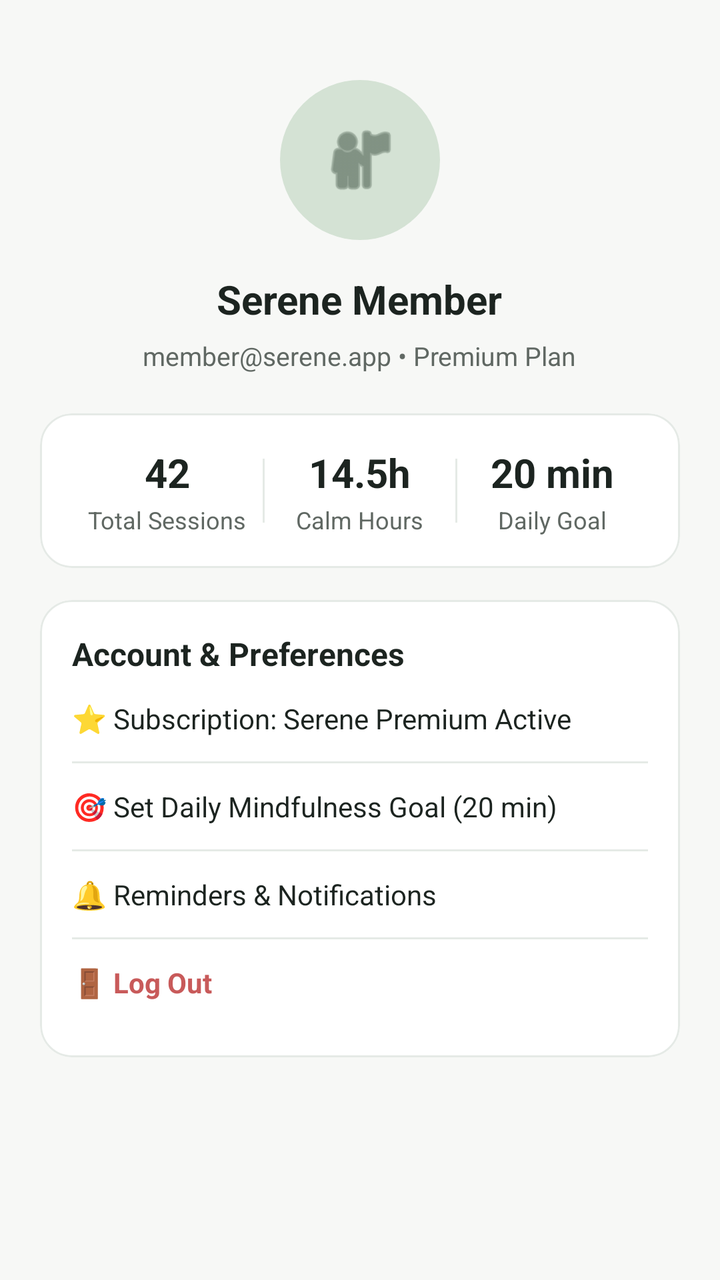
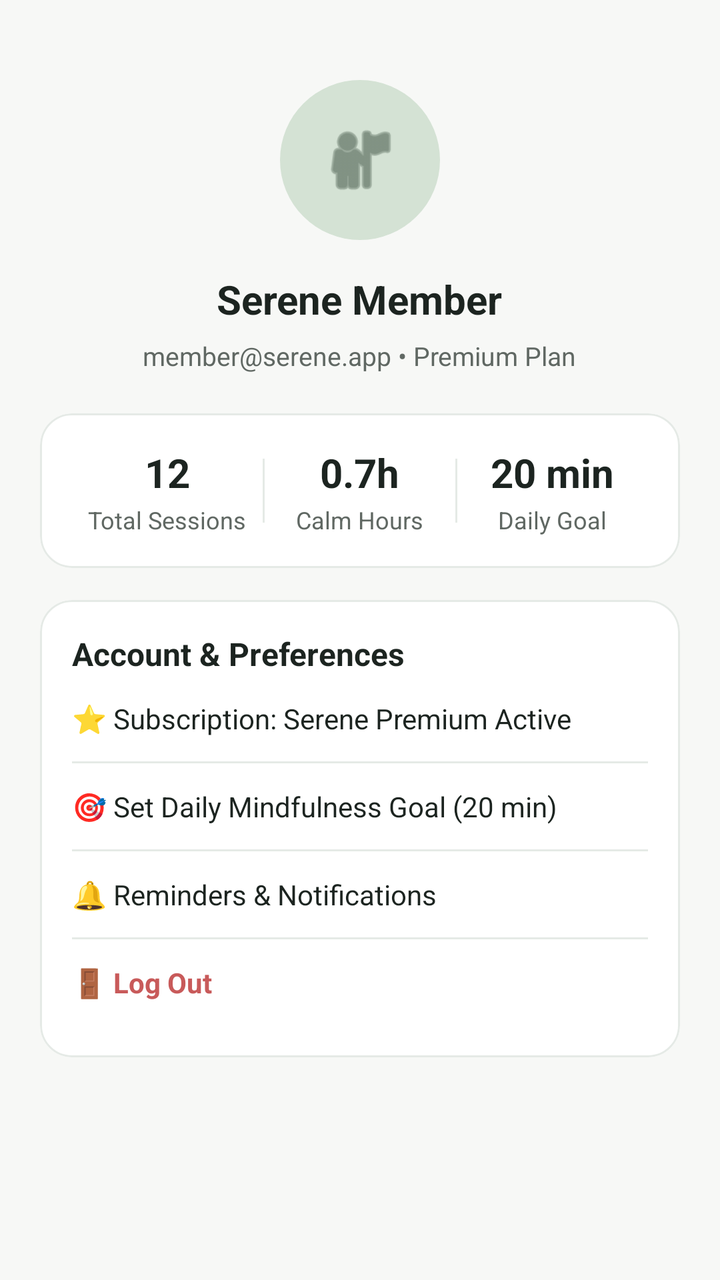

An Android layout rendered at two revisions. The XML below is the earlier revision; the diff shows what the commit changed to produce the second picture.
<!-- AndroidManifest.xml: application theme Theme.Serene -->
<!-- res/layout/fragment_profile.xml -->
<?xml version="1.0" encoding="utf-8"?>
<ScrollView xmlns:android="http://schemas.android.com/apk/res/android"
    xmlns:app="http://schemas.android.com/apk/res-auto"
    android:layout_width="match_parent"
    android:layout_height="match_parent"
    android:background="@color/serene_bg"
    android:fillViewport="true">

    <LinearLayout
        android:layout_width="match_parent"
        android:layout_height="wrap_content"
        android:orientation="vertical"
        android:padding="20dp"
        android:gravity="center_horizontal">

        
        <FrameLayout
            android:id="@+id/layoutAvatarContainer"
            android:layout_width="80dp"
            android:layout_height="80dp"
            android:layout_marginTop="20dp"
            android:background="@drawable/bg_circle_sage"
            android:backgroundTint="@color/serene_primary_container"
            android:clickable="true"
            android:focusable="true">

            <ImageView
                android:layout_width="40dp"
                android:layout_height="40dp"
                android:layout_gravity="center"
                android:contentDescription="Profile avatar"
                android:src="@android:drawable/ic_menu_myplaces"
                app:tint="@color/serene_primary" />
        </FrameLayout>

        <TextView
            android:id="@+id/tvProfileName"
            android:layout_width="wrap_content"
            android:layout_height="wrap_content"
            android:layout_marginTop="12dp"
            android:background="?attr/selectableItemBackground"
            android:clickable="true"
            android:focusable="true"
            android:paddingHorizontal="12dp"
            android:paddingVertical="4dp"
            android:text="Serene Member"
            android:textColor="@color/serene_text_primary"
            android:textSize="20sp"
            android:textStyle="bold" />

        <TextView
            android:id="@+id/tvProfileEmail"
            android:layout_width="wrap_content"
            android:layout_height="wrap_content"
            android:layout_marginTop="2dp"
            android:text="member@serene.app • Premium Plan"
            android:textColor="@color/serene_text_secondary"
            android:textSize="13sp" />

        
        <com.google.android.material.card.MaterialCardView
            android:layout_width="match_parent"
            android:layout_height="wrap_content"
            android:layout_marginTop="20dp"
            app:cardBackgroundColor="@color/serene_card_bg"
            app:cardCornerRadius="16dp"
            app:cardElevation="0dp"
            app:strokeColor="@color/serene_divider"
            app:strokeWidth="1dp">

            <LinearLayout
                android:layout_width="match_parent"
                android:layout_height="wrap_content"
                android:orientation="horizontal"
                android:padding="16dp"
                android:gravity="center">

                <LinearLayout
                    android:layout_width="0dp"
                    android:layout_height="wrap_content"
                    android:layout_weight="1"
                    android:gravity="center"
                    android:orientation="vertical">
                    <TextView android:layout_width="wrap_content" android:layout_height="wrap_content" android:text="42" android:textSize="20sp" android:textStyle="bold" android:textColor="@color/serene_text_primary"/>
                    <TextView android:layout_width="wrap_content" android:layout_height="wrap_content" android:layout_marginTop="2dp" android:text="Total Sessions" android:textSize="12sp" android:textColor="@color/serene_text_secondary"/>
                </LinearLayout>

                <View android:layout_width="1dp" android:layout_height="32dp" android:background="@color/serene_divider"/>

                <LinearLayout
                    android:layout_width="0dp"
                    android:layout_height="wrap_content"
                    android:layout_weight="1"
                    android:gravity="center"
                    android:orientation="vertical">
                    <TextView android:layout_width="wrap_content" android:layout_height="wrap_content" android:text="14.5h" android:textSize="20sp" android:textStyle="bold" android:textColor="@color/serene_text_primary"/>
                    <TextView android:layout_width="wrap_content" android:layout_height="wrap_content" android:layout_marginTop="2dp" android:text="Calm Hours" android:textSize="12sp" android:textColor="@color/serene_text_secondary"/>
                </LinearLayout>

                <View android:layout_width="1dp" android:layout_height="32dp" android:background="@color/serene_divider"/>

                <LinearLayout
                    android:layout_width="0dp"
                    android:layout_height="wrap_content"
                    android:layout_weight="1"
                    android:gravity="center"
                    android:orientation="vertical">
                    <TextView android:layout_width="wrap_content" android:layout_height="wrap_content" android:text="20 min" android:textSize="20sp" android:textStyle="bold" android:textColor="@color/serene_text_primary"/>
                    <TextView android:layout_width="wrap_content" android:layout_height="wrap_content" android:layout_marginTop="2dp" android:text="Daily Goal" android:textSize="12sp" android:textColor="@color/serene_text_secondary"/>
                </LinearLayout>

            </LinearLayout>
        </com.google.android.material.card.MaterialCardView>

        
        <com.google.android.material.card.MaterialCardView
            android:layout_width="match_parent"
            android:layout_height="wrap_content"
            android:layout_marginTop="16dp"
            app:cardBackgroundColor="@color/serene_card_bg"
            app:cardCornerRadius="16dp"
            app:cardElevation="0dp"
            app:strokeColor="@color/serene_divider"
            app:strokeWidth="1dp">

            <LinearLayout
                android:layout_width="match_parent"
                android:layout_height="wrap_content"
                android:orientation="vertical"
                android:padding="16dp">

                <TextView
                    android:layout_width="wrap_content"
                    android:layout_height="wrap_content"
                    android:text="Account &amp; Preferences"
                    android:textColor="@color/serene_text_primary"
                    android:textSize="16sp"
                    android:textStyle="bold" />

                <TextView
                    android:id="@+id/tvAccountPlan"
                    android:layout_width="match_parent"
                    android:layout_height="wrap_content"
                    android:background="?attr/selectableItemBackground"
                    android:paddingVertical="12dp"
                    android:text="⭐ Subscription: Serene Premium Active"
                    android:textColor="@color/serene_text_primary"
                    android:textSize="14sp" />

                <View android:layout_width="match_parent" android:layout_height="1dp" android:background="@color/serene_divider"/>

                <TextView
                    android:id="@+id/tvDailyGoal"
                    android:layout_width="match_parent"
                    android:layout_height="wrap_content"
                    android:background="?attr/selectableItemBackground"
                    android:paddingVertical="12dp"
                    android:text="🎯 Set Daily Mindfulness Goal (20 min)"
                    android:textColor="@color/serene_text_primary"
                    android:textSize="14sp" />

                <View android:layout_width="match_parent" android:layout_height="1dp" android:background="@color/serene_divider"/>

                <TextView
                    android:id="@+id/tvNotifications"
                    android:layout_width="match_parent"
                    android:layout_height="wrap_content"
                    android:background="?attr/selectableItemBackground"
                    android:paddingVertical="12dp"
                    android:text="🔔 Reminders &amp; Notifications"
                    android:textColor="@color/serene_text_primary"
                    android:textSize="14sp" />

                <View android:layout_width="match_parent" android:layout_height="1dp" android:background="@color/serene_divider"/>

                <TextView
                    android:id="@+id/tvLogout"
                    android:layout_width="match_parent"
                    android:layout_height="wrap_content"
                    android:background="?attr/selectableItemBackground"
                    android:paddingVertical="12dp"
                    android:text="🚪 Log Out"
                    android:textColor="#C85A5A"
                    android:textSize="14sp"
                    android:textStyle="bold" />

            </LinearLayout>
        </com.google.android.material.card.MaterialCardView>

    </LinearLayout>
</ScrollView>
<!-- resources referenced by this layout -->
<resources>
  <color name="serene_bg">#F7F8F6</color>
  <color name="serene_card_bg">#FFFFFF</color>
  <color name="serene_divider">#E5EAE6</color>
  <color name="serene_primary">#4A5D4E</color>
  <color name="serene_primary_container">#D4E2D4</color>
  <color name="serene_text_primary">#1C2420</color>
  <color name="serene_text_secondary">#606863</color>
  <!-- drawable bg_circle_sage (drawable) -->
  <?xml version="1.0" encoding="utf-8"?>
  <shape xmlns:android="http://schemas.android.com/apk/res/android"
      android:shape="oval">
      <solid android:color="@color/serene_primary_container" />
  </shape>
  <style name="Theme.Serene" parent="Base.Theme.Serene" />
  <style name="Base.Theme.Serene" parent="Theme.Material3.DayNight.NoActionBar">
          
          <item name="colorPrimary">@color/serene_primary</item>
          <item name="colorOnPrimary">@color/serene_on_primary</item>
          <item name="colorPrimaryContainer">@color/serene_primary_container</item>
          <item name="colorSurface">@color/serene_card_bg</item>
          <item name="colorOnSurface">@color/serene_text_primary</item>
          <item name="android:windowBackground">@color/serene_bg</item>
      </style>
  <color name="serene_on_primary">#FFFFFF</color>
</resources>

<!-- the commit's change to res/layout/fragment_profile.xml (unified diff, before → after) -->
@@ -81,7 +81,7 @@
                     android:layout_weight="1"
                     android:gravity="center"
                     android:orientation="vertical">
-                    <TextView android:layout_width="wrap_content" android:layout_height="wrap_content" android:text="42" android:textSize="20sp" android:textStyle="bold" android:textColor="@color/serene_text_primary"/>
+                    <TextView android:id="@+id/tvProfileTotalSessions" android:layout_width="wrap_content" android:layout_height="wrap_content" android:text="12" android:textSize="20sp" android:textStyle="bold" android:textColor="@color/serene_text_primary"/>
                     <TextView android:layout_width="wrap_content" android:layout_height="wrap_content" android:layout_marginTop="2dp" android:text="Total Sessions" android:textSize="12sp" android:textColor="@color/serene_text_secondary"/>
                 </LinearLayout>
 
@@ -93,7 +93,7 @@
                     android:layout_weight="1"
                     android:gravity="center"
                     android:orientation="vertical">
-                    <TextView android:layout_width="wrap_content" android:layout_height="wrap_content" android:text="14.5h" android:textSize="20sp" android:textStyle="bold" android:textColor="@color/serene_text_primary"/>
+                    <TextView android:id="@+id/tvProfileCalmHours" android:layout_width="wrap_content" android:layout_height="wrap_content" android:text="0.7h" android:textSize="20sp" android:textStyle="bold" android:textColor="@color/serene_text_primary"/>
                     <TextView android:layout_width="wrap_content" android:layout_height="wrap_content" android:layout_marginTop="2dp" android:text="Calm Hours" android:textSize="12sp" android:textColor="@color/serene_text_secondary"/>
                 </LinearLayout>
 
@@ -105,7 +105,7 @@
                     android:layout_weight="1"
                     android:gravity="center"
                     android:orientation="vertical">
-                    <TextView android:layout_width="wrap_content" android:layout_height="wrap_content" android:text="20 min" android:textSize="20sp" android:textStyle="bold" android:textColor="@color/serene_text_primary"/>
+                    <TextView android:id="@+id/tvProfileDailyGoal" android:layout_width="wrap_content" android:layout_height="wrap_content" android:text="20 min" android:textSize="20sp" android:textStyle="bold" android:textColor="@color/serene_text_primary"/>
                     <TextView android:layout_width="wrap_content" android:layout_height="wrap_content" android:layout_marginTop="2dp" android:text="Daily Goal" android:textSize="12sp" android:textColor="@color/serene_text_secondary"/>
                 </LinearLayout>
 
